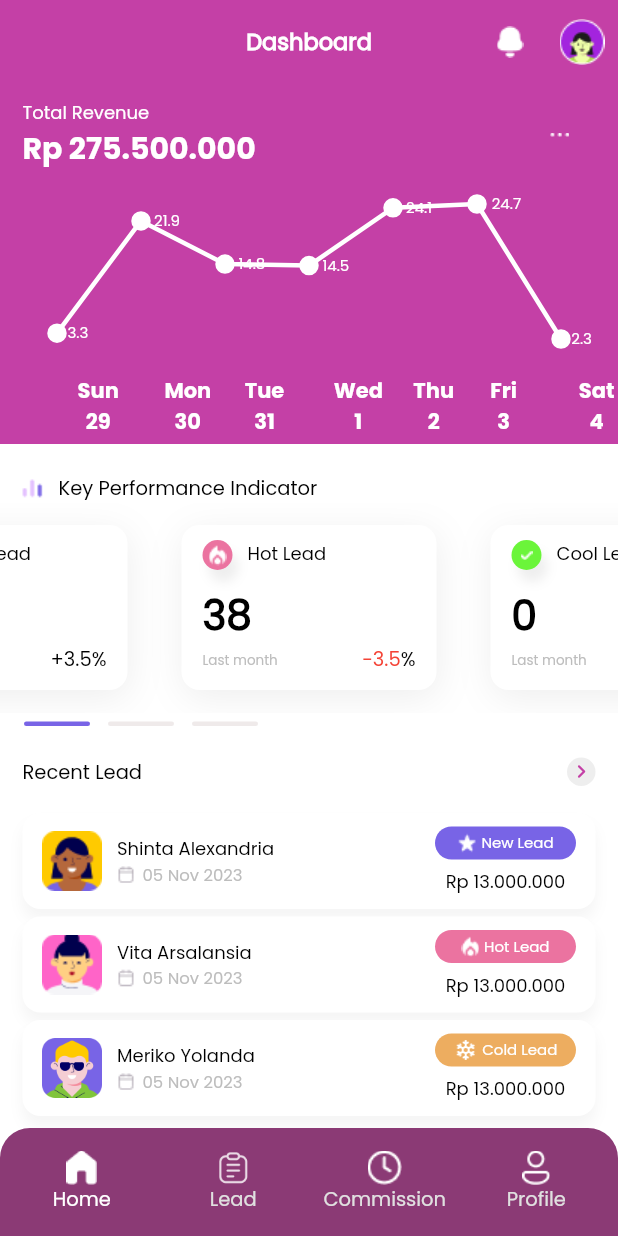
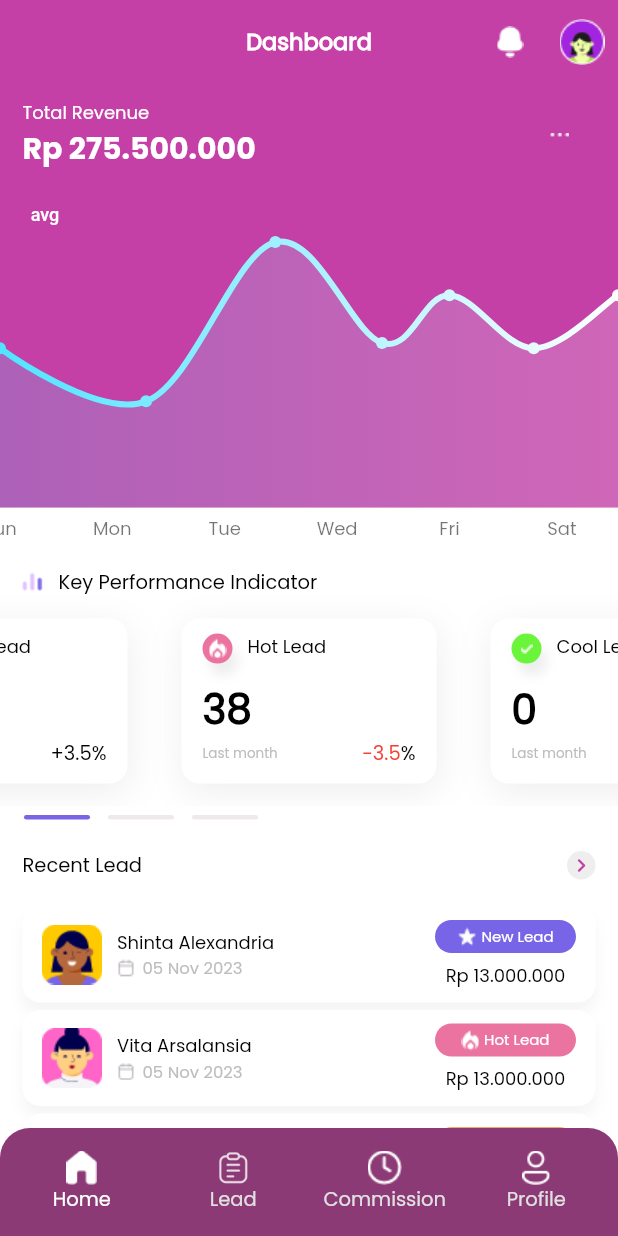
Before and after one commit to craftgirlsss/ordoapptest, a Flutter app: the screen it shows after launch, on a phone screen of 412 x 824 dp. Run offline on Flutter 3.47's test engine with Material 2 defaults, Android fonts, the phone set to English and light mode, and no system bars; drawn by our look-alikes of carousel_slider, dots_indicator, fl_chart; our stand-ins replace get.

Commit message:
Last Update

```diff
--- /dev/null
+++ b/lib/src/components/charts/fl_charts.dart
@@ -0,0 +1,299 @@
+import 'package:fl_chart/fl_chart.dart';
+import 'package:flutter/material.dart';
+import 'package:ordoapp/src/components/fontstyles/fontstyle.dart';
+
+class AppColors {
+  static const Color primary = contentColorCyan;
+  static const Color menuBackground = Color(0xFF090912);
+  static const Color itemsBackground = Color(0xFF1B2339);
+  static const Color pageBackground = Color(0xFF282E45);
+  static const Color mainTextColor1 = Colors.white;
+  static const Color mainTextColor2 = Colors.white70;
+  static const Color mainTextColor3 = Colors.white38;
+  static const Color mainGridLineColor = Colors.white10;
+  static const Color borderColor = Colors.white54;
+  static const Color gridLinesColor = Colors.transparent;
+
+  static const Color contentColorBlack = Colors.black;
+  static const Color contentColorWhite = Colors.white;
+  static const Color contentColorBlue = Colors.white;
+  static const Color contentColorYellow = Color(0xFFFFC300);
+  static const Color contentColorOrange = Color(0xFFFF683B);
+  static const Color contentColorGreen = Color(0xFF3BFF49);
+  static const Color contentColorPurple = Color(0xFF6E1BFF);
+  static const Color contentColorPink = Color(0xFFFF3AF2);
+  static const Color contentColorRed = Color(0xFFE80054);
+  static const Color contentColorCyan = Color(0xFF50E4FF);
+}
+
+class LineChartSample2 extends StatefulWidget {
+  const LineChartSample2({super.key});
+
+  @override
+  State<LineChartSample2> createState() => _LineChartSample2State();
+}
+
+class _LineChartSample2State extends State<LineChartSample2> {
+  List<Color> gradientColors = [
+    AppColors.contentColorCyan,
+    AppColors.contentColorBlue,
+  ];
+
+  bool showAvg = false;
+
+  @override
+  Widget build(BuildContext context) {
+    return Stack(
+      children: <Widget>[
+        AspectRatio(
+          aspectRatio: 1.70,
+          child: LineChart(
+            showAvg ? avgData() : mainData(),
+          ),
+        ),
+        SizedBox(
+          width: 60,
+          height: 34,
+          child: TextButton(
+            onPressed: () {
+              setState(() {
+                showAvg = !showAvg;
+              });
+            },
+            child: Text(
+              'avg',
+              style: TextStyle(
+                fontSize: 12,
+                color: showAvg ? Colors.white.withOpacity(0.5) : Colors.white,
+              ),
+            ),
+          ),
+        ),
+      ],
+    );
+  }
+
+  Widget bottomTitleWidgets(double value, TitleMeta meta) {
+    var style = poppinsRegular(color: Colors.black54, fontSize: 12);
+    Widget text;
+    switch (value.toInt()) {
+      case 0:
+        text = Text('Sun', style: style);
+        break;
+      case 2:
+        text = Text('Mon', style: style);
+        break;
+      case 4:
+        text = Text('Tue', style: style);
+        break;
+      case 6:
+        text = Text('Wed', style: style);
+        break;
+      case 8:
+        text = Text('Fri', style: style);
+        break;
+      case 10:
+        text = Text('Sat', style: style);
+        break;
+      default:
+        text = Text('', style: style);
+        break;
+    }
+
+    return SideTitleWidget(
+      space: 5,
+      angle: 0,
+      axisSide: meta.axisSide,
+      child: text,
+    );
+  }
+
+  Widget leftTitleWidgets(double value, TitleMeta meta) {
+    const style = TextStyle(
+      fontWeight: FontWeight.bold,
+      fontSize: 15,
+    );
+    String text;
+    switch (value.toInt()) {
+      case 1:
+        text = '10K';
+        break;
+      case 3:
+        text = '30k';
+        break;
+      case 5:
+        text = '50k';
+        break;
+      default:
+        return Container();
+    }
+
+    return Text(text, style: style, textAlign: TextAlign.left);
+  }
+
+  LineChartData mainData() {
+    return LineChartData(
+      borderData: FlBorderData(show: false),
+      backgroundColor: const Color.fromRGBO(196, 64, 166, 1),
+      gridData: FlGridData(
+        show: false,
+        drawVerticalLine: false,
+        horizontalInterval: 1,
+        verticalInterval: 1,
+        getDrawingHorizontalLine: (value) {
+          return FlLine(
+            color: Colors.transparent,
+            strokeWidth: 1,
+          );
+        },
+        getDrawingVerticalLine: (value) {
+          return FlLine(
+            color: Colors.transparent,
+            strokeWidth: 1,
+          );
+        },
+      ),
+      titlesData: FlTitlesData(
+        show: true,
+        rightTitles: AxisTitles(
+          sideTitles: SideTitles(showTitles: false),
+        ),
+        topTitles: AxisTitles(
+          sideTitles: SideTitles(showTitles: false),
+        ),
+        bottomTitles: AxisTitles(
+          sideTitles: SideTitles(
+            showTitles: true,
+            reservedSize: 30,
+            interval: 1,
+            getTitlesWidget: bottomTitleWidgets,
+          ),
+        ),
+        leftTitles: AxisTitles(
+          sideTitles: SideTitles(
+            showTitles: false,
+            interval: 1,
+            getTitlesWidget: leftTitleWidgets,
+            reservedSize: 0,
+          ),
+        ),
+      ),
+      minX: 0,
+      maxX: 11,
+      minY: 0,
+      maxY: 6,
+      lineBarsData: [
+        LineChartBarData(
+          spots: const [
+            FlSpot(0, 3),
+            FlSpot(2.6, 2),
+            FlSpot(4.9, 5),
+            FlSpot(6.8, 3.1),
+            FlSpot(8, 4),
+            FlSpot(9.5, 3),
+            FlSpot(11, 4),
+          ],
+          isCurved: true,
+          gradient: LinearGradient(
+            colors: gradientColors,
+          ),
+          barWidth: 4,
+          color: const Color.fromRGBO(196, 64, 166, 1),
+          isStrokeCapRound: false,
+          dotData: FlDotData(
+            show: true,
+          ),
+          belowBarData: BarAreaData(
+            color: const Color.fromRGBO(196, 64, 166, 1),
+            show: true,
+            gradient: LinearGradient(
+              colors: gradientColors
+                  .map((color) => color.withOpacity(0.2))
+                  .toList(),
+            ),
+          ),
+        ),
+      ],
+    );
+  }
+
+  LineChartData avgData() {
+    return LineChartData(
+      lineTouchData: LineTouchData(enabled: true),
+      titlesData: FlTitlesData(
+        show: true,
+        bottomTitles: AxisTitles(
+          sideTitles: SideTitles(
+            showTitles: false,
+            reservedSize: 30,
+            getTitlesWidget: bottomTitleWidgets,
+            interval: 1,
+          ),
+        ),
+        leftTitles: AxisTitles(
+          sideTitles: SideTitles(
+            showTitles: false,
+            getTitlesWidget: leftTitleWidgets,
+            reservedSize: 42,
+            interval: 1,
+          ),
+        ),
+        topTitles: AxisTitles(
+          sideTitles: SideTitles(showTitles: false),
+        ),
+        rightTitles: AxisTitles(
+          sideTitles: SideTitles(showTitles: false),
+        ),
+      ),
+      borderData: FlBorderData(
+        show: false,
+        border: Border.all(color: const Color(0xff37434d)),
+      ),
+      minX: 0,
+      maxX: 11,
+      minY: 0,
+      maxY: 6,
+      lineBarsData: [
+        LineChartBarData(
+          color: Colors.white,
+          spots: const [
+            FlSpot(0, 3.44),
+            FlSpot(2.6, 3.44),
+            FlSpot(4.9, 3.44),
+            FlSpot(6.8, 3.44),
+            FlSpot(8, 3.44),
+            FlSpot(9.5, 3.44),
+            FlSpot(11, 3.44),
+          ],
+          isCurved: true,
+          gradient: LinearGradient(
+            colors: [
+              ColorTween(begin: gradientColors[0], end: gradientColors[1])
+                  .lerp(0.2)!,
+              ColorTween(begin: gradientColors[0], end: gradientColors[1])
+                  .lerp(0.2)!,
+            ],
+          ),
+          barWidth: 1,
+          isStrokeCapRound: false,
+          dotData: FlDotData(
+            show: true,
+          ),
+          belowBarData: BarAreaData(
+            show: true,
+            gradient: LinearGradient(
+              colors: [
+                ColorTween(begin: gradientColors[0], end: gradientColors[1])
+                    .lerp(0.2)!
+                    .withOpacity(0.1),
+                ColorTween(begin: gradientColors[0], end: gradientColors[1])
+                    .lerp(0.2)!
+                    .withOpacity(0.1),
+              ],
+            ),
+          ),
+        ),
+      ],
+    );
+  }
+}
--- a/lib/src/components/charts/progresschart.dart
+++ b/lib/src/components/charts/progresschart.dart
@@ -16,7 +16,7 @@ class ProgressChart extends StatefulWidget {
   State<ProgressChart> createState() => _ProgressChartState();
 }
 
-const WeekDays = ["Mon", "Mon", "Tue", "Wed", "Thu", "Fri", "Sat", "Sun"];
+const weekDays = ["Mon", "Mon", "Tue", "Wed", "Thu", "Fri", "Sat", "Sun"];
 
 class _ProgressChartState extends State<ProgressChart> {
   late double _min, _max;
@@ -35,15 +35,14 @@ class _ProgressChartState extends State<ProgressChart> {
       _min = min;
       _max = max;
       _Y = widget.scores.map((e) => e.value).toList();
-      _X = widget.scores
-          .map((e) => "${WeekDays[e.time.weekday]}\n${e.time.day}")
-          .toList();
+      _X = widget.scores.map((e) => weekDays[e.time.weekday]).toList();
     });
   }
 
   @override
   Widget build(BuildContext context) {
     return Container(
+      color: Colors.transparent,
       child: CustomPaint(
         painter: ChartPainter(_X, _Y, _min, _max),
         child: Container(),
--- a/lib/src/views/home/home.dart
+++ b/lib/src/views/home/home.dart
@@ -5,6 +5,7 @@ import 'package:dots_indicator/dots_indicator.dart';
 import 'package:flutter/material.dart';
 import 'package:get/get.dart';
 import 'package:ordoapp/src/components/appbars/appbar.dart';
+import 'package:ordoapp/src/components/charts/fl_charts.dart';
 import 'package:ordoapp/src/components/charts/progresschart.dart';
 import 'package:ordoapp/src/components/containers/itemsmenu.dart';
 import 'package:ordoapp/src/components/containers/keyperformance.dart';
@@ -14,7 +15,7 @@ import 'package:ordoapp/src/components/totalavenue/totalavenue.dart';
 import 'package:ordoapp/src/controllers/homecontroller.dart';
 
 class Home extends StatefulWidget {
-  Home({super.key});
+  const Home({super.key});
 
   @override
   State<Home> createState() => _HomeState();
@@ -49,16 +50,7 @@ class _HomeState extends State<Home> {
       body: ListView(
         children: [
           const TotalRevenue(),
-          Container(
-            padding: const EdgeInsets.only(bottom: 10),
-            color: Colors.transparent,
-            child: SizedBox(
-              height: 170,
-              child: ProgressChart(
-                scores: _scores,
-              ),
-            ),
-          ),
+          const LineChartSample2(),
           const SizedBox(height: 10),
           keyPerformanceText(),
           SizedBox(
--- a/pubspec.yaml
+++ b/pubspec.yaml
@@ -10,11 +10,11 @@ dependencies:
   flutter:
     sdk: flutter
   intl: ^0.18.1
-  chart_sparkline: ^1.0.14
   get: ^4.6.5
   cupertino_icons: ^1.0.2
   dots_indicator: any
   carousel_slider: ^4.2.1
+  fl_chart: ^0.62.0
 
 dev_dependencies:
   flutter_test:
```
Also changed, not shown: lib/src/components/charts/chart.dart (+31 -32 lines), pubspec.lock.
